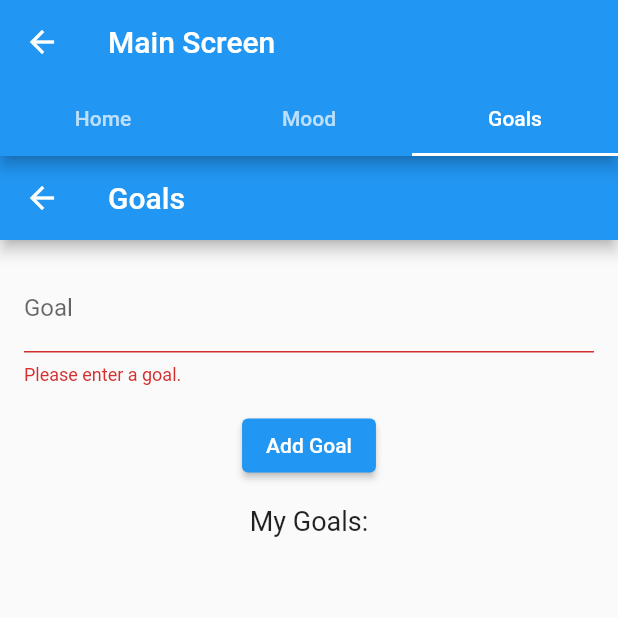
After one commit to Grimor1231/MentalWellnessApp, a Flutter app: the MainScreen screen opened by its route, tab 3 chosen, after a tap on "Add Goal", on a phone screen of 412 x 824 dp, the top half of it. The commit adds this screen. Run offline on Flutter 3.47's test engine with Material 2 defaults, Android fonts, the phone set to English and light mode, and no system bars; our stand-ins replace firebase_auth, firebase_core, firebase_database, table_calendar; accounts and stored records are empty.

Commit message:
Goals Screen

```diff
--- a/lib/main.dart
+++ b/lib/main.dart
@@ -5,6 +5,7 @@ import 'package:mentalwellnessapp/screens/welcome_screen.dart';
 import 'package:mentalwellnessapp/screens/sign_up_screen.dart';
 import 'package:mentalwellnessapp/screens/sign_in_screen.dart';
 import 'package:mentalwellnessapp/screens/main_screen.dart';
+import 'package:mentalwellnessapp/screens/goals_screen.dart';
 
 void main() async {
   WidgetsFlutterBinding.ensureInitialized();
@@ -32,6 +33,7 @@ class MyApp extends StatelessWidget {
               '/signup': (context) => SignUpScreen(),
               '/signin': (context) => SignInScreen(),
               '/main': (context) => MainScreen(),
+              '/goals': (context) => GoalsScreen(),
               // ... (other routes)
             },
           );
--- /dev/null
+++ b/lib/screens/goals_screen.dart
@@ -0,0 +1,82 @@
+// goals_screen.dart
+import 'package:flutter/material.dart';
+import 'package:table_calendar/table_calendar.dart';
+
+class GoalsScreen extends StatefulWidget {
+  @override
+  _GoalsScreenState createState() => _GoalsScreenState();
+}
+
+class _GoalsScreenState extends State<GoalsScreen> {
+  final _formKey = GlobalKey<FormState>();
+  final _goalController = TextEditingController();
+
+  // This list will hold the user's goals
+  List<String> goals = [];
+
+  void _addGoal() {
+    if (_formKey.currentState != null && _formKey.currentState!.validate()) {
+      setState(() {
+        goals.add(_goalController.text);
+        _goalController.clear();
+      });
+    }
+  }
+
+  @override
+  Widget build(BuildContext context) {
+    return Scaffold(
+      appBar: AppBar(
+        title: Text('Goals'),
+      ),
+      body: Padding(
+        padding: EdgeInsets.all(16.0),
+        child: Column(
+          children: [
+            Form(
+              key: _formKey,
+              child: TextFormField(
+                controller: _goalController,
+                decoration: InputDecoration(labelText: 'Goal'),
+                validator: (value) {
+                  if (value == null || value.isEmpty) {
+                    return 'Please enter a goal.';
+                  }
+                  return null;
+                },
+              ),
+            ),
+            SizedBox(height: 16.0),
+            ElevatedButton(
+              onPressed: _addGoal,
+              child: Text('Add Goal'),
+            ),
+            SizedBox(height: 16.0),
+            Text(
+              'My Goals:',
+              style: TextStyle(fontSize: 18.0),
+            ),
+            Expanded(
+              child: ListView.builder(
+                itemCount: goals.length,
+                itemBuilder: (context, index) {
+                  return ListTile(
+                    title: Text(goals[index]),
+                    trailing: IconButton(
+                      icon: Icon(Icons.delete),
+                      onPressed: () {
+                        setState(() {
+                          goals.removeAt(index);
+                        });
+                      },
+                    ),
+                  );
+                },
+              ),
+            ),
+          ],
+        ),
+      ),
+    );
+  }
+}
--- a/lib/screens/main_screen.dart
+++ b/lib/screens/main_screen.dart
@@ -1,4 +1,5 @@
 import 'package:flutter/material.dart';
+import 'package:mentalwellnessapp/screens/goals_screen.dart';
 import 'package:mentalwellnessapp/screens/mood_tracker.dart';
 
 class MainScreen extends StatefulWidget {
@@ -12,7 +13,7 @@ class _MainScreenState extends State<MainScreen> with SingleTickerProviderStateM
   @override
   void initState() {
     super.initState();
-    _tabController = TabController(length: 2, vsync: this);
+    _tabController = TabController(length: 3, vsync: this);
   }
 
   @override
@@ -31,6 +32,7 @@ class _MainScreenState extends State<MainScreen> with SingleTickerProviderStateM
           tabs: [
             Tab(text: 'Home'),
             Tab(text: 'Mood'),
+            Tab(text: 'Goals'),
           ],
         ),
       ),
@@ -43,9 +45,9 @@ class _MainScreenState extends State<MainScreen> with SingleTickerProviderStateM
               child: Text('Home Tab Content'),
             ),
           ),
-
           // Mood Tab Content
           MoodTrackingScreen(),
+          GoalsScreen(),
         ],
       ),
     );
--- a/pubspec.yaml
+++ b/pubspec.yaml
@@ -30,7 +30,7 @@ environment:
 dependencies:
   flutter:
     sdk: flutter
-
+  table_calendar: ^3.0.1
   firebase_core: ^2.10.0
   firebase_auth: ^4.4.2
   firebase_database: ^10.1.1
```
Also changed, not shown: pubspec.lock.
